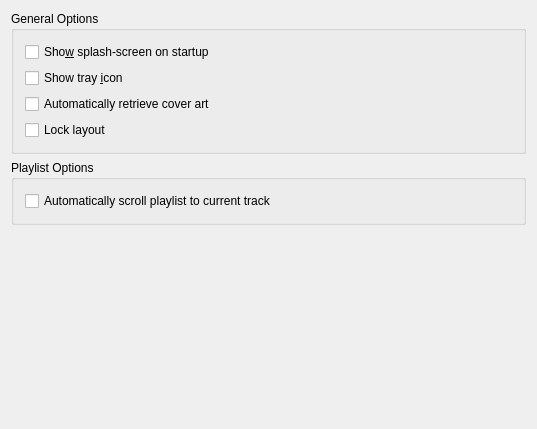
The window that src/configdialog/dialogs/GeneralConfig.ui (netrunner-debian-kde-extras/amarok) describes before a commit, drawn with Qt 5.
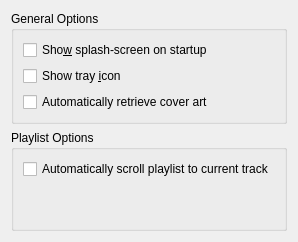
The same window after the commit.

```diff
--- a/src/configdialog/dialogs/GeneralConfig.ui
+++ b/src/configdialog/dialogs/GeneralConfig.ui
@@ -2,16 +2,8 @@
 <ui version="4.0">
  <class>GeneralConfig</class>
  <widget class="QWidget" name="GeneralConfig">
-  <property name="geometry">
-   <rect>
-    <x>0</x>
-    <y>0</y>
-    <width>537</width>
-    <height>429</height>
-   </rect>
-  </property>
-  <layout class="QVBoxLayout" name="verticalLayout">
-   <item>
+  <layout class="QGridLayout" name="rootLayout">
+   <item row="0" column="0">
     <widget class="QGroupBox" name="generalBox">
      <property name="title">
       <string>General Options</string>
@@ -50,13 +42,6 @@
         </property>
        </widget>
       </item>
-      <item row="3" column="0">
-       <widget class="QCheckBox" name="kcfg_LockLayout">
-        <property name="text">
-         <string>Lock layout</string>
-        </property>
-       </widget>
-      </item>
      </layout>
      <zorder>kcfg_ShowSplashscreen</zorder>
      <zorder>kcfg_ShowTrayIcon</zorder>
@@ -65,41 +50,37 @@
      <zorder>kcfg_HideContextView</zorder>
     </widget>
    </item>
-   <item>
+   <item row="1" column="0">
     <widget class="QGroupBox" name="playlistBox">
      <property name="title">
       <string>Playlist Options</string>
      </property>
      <layout class="QGridLayout" name="gridLayout_2">
-      <item row="0" column="0" colspan="2">
+      <item row="0" column="0">
        <widget class="QCheckBox" name="kcfg_AutoScrollPlaylist">
         <property name="text">
          <string>Automatically scroll playlist to current track</string>
         </property>
        </widget>
       </item>
-     </layout>
-    </widget>
-   </item>
-   <item>
-    <spacer>
+      <item row="1" column="0">
+       <spacer name="verticalSpacer">
      <property name="orientation">
       <enum>Qt::Vertical</enum>
      </property>
-     <property name="sizeType">
-      <enum>QSizePolicy::MinimumExpanding</enum>
-     </property>
      <property name="sizeHint" stdset="0">
       <size>
-       <width>17</width>
-       <height>100</height>
+          <width>20</width>
+          <height>40</height>
       </size>
      </property>
     </spacer>
    </item>
   </layout>
  </widget>
- <layoutdefault spacing="6" margin="11"/>
+   </item>
+  </layout>
+ </widget>
  <includes>
   <include location="local">kcombobox.h</include>
   <include location="local">klineedit.h</include>
```
Left out of the diff: 5 changed lines with no effect on the pictures. Lines whose indentation alone changed are shown as unchanged.
